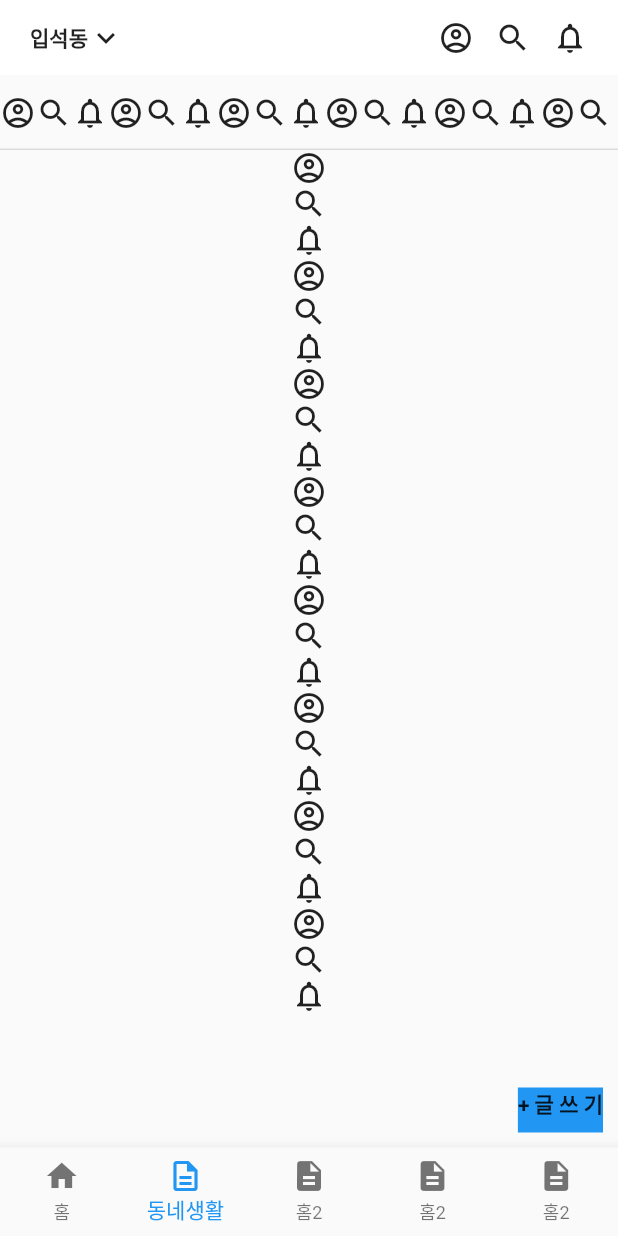
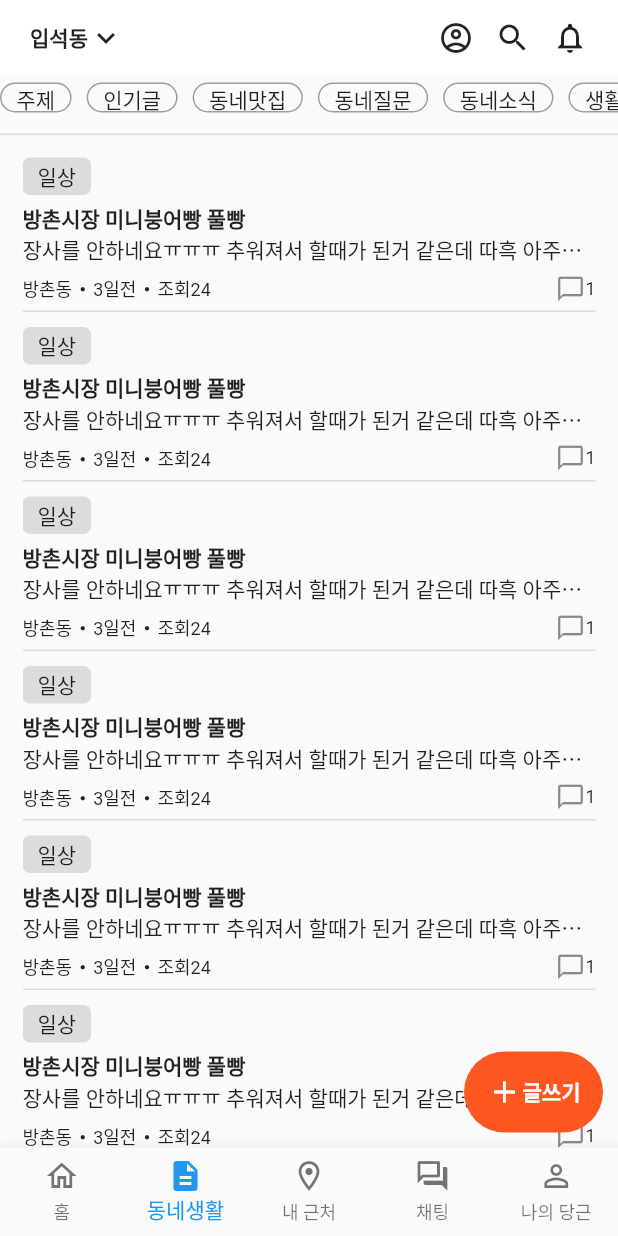
Before and after one commit to byeon-jiyoung/flutter, a Flutter app: the screen it shows after launch, item 2 of the bottom bar chosen, on a phone screen of 412 x 824 dp. Run offline on Flutter 3.47's test engine with Material 2 defaults, Android fonts, the phone set to English and light mode, and no system bars; our stand-ins replace get.

Commit message:
🚀 Feat : 페이지 리스트뷰 생성
리스트뷰 모델링 작업
view 페이지 적용완료

Ref : #5

```diff
--- /dev/null
+++ b/lib/controller/communityCtl.dart
@@ -0,0 +1,60 @@
+import 'package:flutter/material.dart';
+import 'package:flutter/widgets.dart';
+import 'package:flutterportfolio/model/communityModel.dart';
+import 'package:get/get.dart';
+
+class CommunityCtl extends GetxController {
+  static CommunityCtl get to => Get.find();
+
+  static List<communityModel> modelList = [];
+  static List<String> titleList = [
+    '주제',
+    '인기글',
+    '동네맛집',
+    '동네질문',
+    '동네소식',
+    '생활정보',
+    '취미생활',
+    '일상',
+    '분실/실종센터',
+    '동네사건사고',
+    '해주세요',
+    '동네사진전'
+  ];
+
+  static List<IconData> titleIconList = [
+    Icons.menu,
+    Icons.local_fire_department
+  ];
+
+  List<String> subtitleString = ['순서가', '맞도록', '내용을', '넣어', '보자'];
+
+  void createModel(String title, String subtitle) {
+    communityModel tmpModel = communityModel();
+    //tmpModel.detail = subtitle;
+    tmpModel.title = title;
+
+    modelList.add(tmpModel);
+  }
+
+  void createTitle(String title, IconData icon) {
+    communityModel tmpTitle = communityModel();
+    tmpTitle.title = title;
+    tmpTitle.icon = icon;
+
+    modelList.add(tmpTitle);
+  }
+
+  void makeList() {
+    modelList.clear();
+
+    for (int i = 0; i < titleList.length; i++) {
+      createTitle(titleList[i], titleIconList[i]);
+    }
+  }
+}
+
+
+
+// 이런 느낌으로 제작 뒤 위젯에서
+// model[index].title, model[index].subtitle 이런식으로 가져옴
--- a/lib/home/app.dart
+++ b/lib/home/app.dart
@@ -33,50 +33,28 @@ class App extends GetView<NavCtl> {
                     onTap: controller.changeNav,
                     items: const [
                       BottomNavigationBarItem(
-                        icon: Icon(
-                          Icons.home,
-                        ),
-                        activeIcon: Icon(
-                          Icons.home_outlined,
-                        ),
+                        icon: Icon(Icons.home_outlined),
+                        activeIcon: Icon(Icons.home),
                         label: '홈',
                       ),
                       BottomNavigationBarItem(
-                        icon: Icon(
-                          Icons.description,
-                        ),
-                        activeIcon: Icon(
-                          Icons.description_outlined,
-                        ),
+                        icon: Icon(Icons.description_outlined),
+                        activeIcon: Icon(Icons.description),
                         label: '동네생활',
                       ),
                       BottomNavigationBarItem(
-                        icon: Icon(
-                          Icons.description,
-                        ),
-                        activeIcon: Icon(
-                          Icons.description_outlined,
-                        ),
-                        label: '홈2',
+                        icon: Icon(Icons.location_on_outlined),
+                        activeIcon: Icon(Icons.location_on),
+                        label: '내 근처',
                       ),
                       BottomNavigationBarItem(
-                        icon: Icon(
-                          Icons.description,
-                        ),
-                        activeIcon: Icon(
-                          Icons.description_outlined,
-                        ),
-                        label: '홈2',
-                      ),
+                          icon: Icon(Icons.forum_outlined),
+                          activeIcon: Icon(Icons.forum),
+                          label: '채팅'),
                       BottomNavigationBarItem(
-                        icon: Icon(
-                          Icons.description,
-                        ),
-                        activeIcon: Icon(
-                          Icons.description_outlined,
-                        ),
-                        label: '홈2',
-                      ),
+                          icon: Icon(Icons.person_outline),
+                          activeIcon: Icon(Icons.person),
+                          label: '나의 당근'),
                     ]),
               ),
             ],
--- a/lib/home/communityPage.dart
+++ b/lib/home/communityPage.dart
@@ -1,8 +1,12 @@
 import 'package:flutter/material.dart';
 import 'package:flutter/rendering.dart';
+import 'package:flutterportfolio/controller/communityCtl.dart';
+import 'package:flutterportfolio/controller/testCtl.dart';
+import 'package:flutterportfolio/model/communityModel.dart';
+import 'package:get/get.dart';
 
 class CommunityPage extends StatelessWidget {
-  const CommunityPage({Key? key}) : super(key: key);
+  CommunityPage({Key? key}) : super(key: key);
 
   @override
   Widget build(BuildContext context) {
@@ -11,7 +15,7 @@ class CommunityPage extends StatelessWidget {
         child: Stack(
           children: [
             Container(
-              // color: Colors.red,
+              //color: Colors.red,
               child: Column(
                 children: [
                   Container(
@@ -21,7 +25,6 @@ class CommunityPage extends StatelessWidget {
                     child: Row(
                       children: [
                         Container(
-                            // color: Colors.blue,
                           child: const Row(
                             children: [
                               Text(
@@ -33,83 +36,149 @@ class CommunityPage extends StatelessWidget {
                           ),
                         ),
                         // 간격벌리기
-                          const Spacer(),
+                        Spacer(),
                         Container(
-                              // color: Colors.amber,
                           width: 100,
                           child: const Row(
-                                mainAxisAlignment:
-                                    MainAxisAlignment.spaceBetween,
+                            mainAxisAlignment: MainAxisAlignment.spaceBetween,
                             children: [
                               Icon(Icons.account_circle_outlined),
                               Icon(Icons.search),
                               Icon(Icons.notifications_outlined)
                             ],
-                              ))
+                          ),
+                        )
                       ],
-                      )),
+                    ),
+                  ),
                   Container(
-                      height: 50,
-                      child: ListView(
+                    height: 30,
+                    margin: const EdgeInsets.only(bottom: 10),
+                    child: ListView.builder(
                       scrollDirection: Axis.horizontal,
+                      padding: const EdgeInsets.symmetric(vertical: 5),
+                      shrinkWrap: true,
+                      itemCount: CommunityCtl.titleList.length,
+                      itemBuilder: (BuildContext ctx, int idx) {
+                        return Container(
+                          padding: const EdgeInsets.symmetric(horizontal: 10),
+                          margin: const EdgeInsets.only(right: 10),
+                          decoration: BoxDecoration(
+                              border: Border.all(color: Colors.grey),
+                              borderRadius: BorderRadius.circular(40)),
+                          child: Row(
                             children: [
-                          Icon(Icons.account_circle_outlined),
-                          Icon(Icons.search),
-                          Icon(Icons.notifications_outlined),
-                          Icon(Icons.account_circle_outlined),
-                          Icon(Icons.search),
-                          Icon(Icons.notifications_outlined),
-                          Icon(Icons.account_circle_outlined),
-                          Icon(Icons.search),
-                          Icon(Icons.notifications_outlined),
-                          Icon(Icons.account_circle_outlined),
-                          Icon(Icons.search),
-                          Icon(Icons.notifications_outlined),
-                          Icon(Icons.account_circle_outlined),
-                          Icon(Icons.search),
-                          Icon(Icons.notifications_outlined),
-                          Icon(Icons.account_circle_outlined),
-                          Icon(Icons.search),
-                          Icon(Icons.notifications_outlined),
-                          Icon(Icons.account_circle_outlined),
-                          Icon(Icons.search),
-                          Icon(Icons.notifications_outlined),
-                          Icon(Icons.account_circle_outlined),
-                          Icon(Icons.search),
-                          Icon(Icons.notifications_outlined),
+                              //Icon(CommunityCtl.titleIconList[idx]),
+                              Text(CommunityCtl.titleList[idx])
                             ],
-                      )),
-                  Divider(height: 0, thickness: 1),
+                          ),
+                        );
+                      },
+                    ),
+                  ),
+                  const Divider(height: 0, thickness: 1),
                   Expanded(
                     child: Container(
-                      // color: Colors.amber,
-                      child: ListView(
+                      padding: const EdgeInsets.symmetric(horizontal: 15),
+                      child: ListView.builder(
+                        padding: const EdgeInsets.symmetric(vertical: 10),
+                        itemCount: CommunityCtl.titleList.length,
+                        itemBuilder: (BuildContext ctx, int idx) {
+                          return Container(
+                            padding: const EdgeInsets.symmetric(vertical: 5),
+                            child: Column(
                               children: [
-                          Icon(Icons.account_circle_outlined),
-                          Icon(Icons.search),
-                          Icon(Icons.notifications_outlined),
-                          Icon(Icons.account_circle_outlined),
-                          Icon(Icons.search),
-                          Icon(Icons.notifications_outlined),
-                          Icon(Icons.account_circle_outlined),
-                          Icon(Icons.search),
-                          Icon(Icons.notifications_outlined),
-                          Icon(Icons.account_circle_outlined),
-                          Icon(Icons.search),
-                          Icon(Icons.notifications_outlined),
-                          Icon(Icons.account_circle_outlined),
-                          Icon(Icons.search),
-                          Icon(Icons.notifications_outlined),
-                          Icon(Icons.account_circle_outlined),
-                          Icon(Icons.search),
-                          Icon(Icons.notifications_outlined),
-                          Icon(Icons.account_circle_outlined),
-                          Icon(Icons.search),
-                          Icon(Icons.notifications_outlined),
-                          Icon(Icons.account_circle_outlined),
-                          Icon(Icons.search),
-                          Icon(Icons.notifications_outlined),
+                                Container(
+                                  child: Row(
+                                    children: [
+                                      Container(
+                                        padding: const EdgeInsets.symmetric(
+                                            vertical: 2, horizontal: 10),
+                                        decoration: BoxDecoration(
+                                            borderRadius:
+                                                BorderRadius.circular(5),
+                                            color: Colors.black12),
+                                        child: const Text('일상'),
+                                      ),
                                     ],
+                                  ),
+                                ),
+                                Container(
+                                  padding: const EdgeInsets.only(top: 5),
+                                  child: const Row(
+                                    children: [
+                                      Flexible(
+                                        child: Text(
+                                          '방촌시장 미니붕어빵 풀빵',
+                                          overflow: TextOverflow.ellipsis,
+                                          style: TextStyle(
+                                              fontWeight: FontWeight.bold),
+                                        ),
+                                      )
+                                    ],
+                                  ),
+                                ),
+                                Container(
+                                  child: const Row(
+                                    children: [
+                                      Flexible(
+                                        child: Text(
+                                          '장사를 안하네요ㅠㅠㅠ 추워져서 할때가 된거 같은데 따흑 아주머니 아저씨 돌아오셔요',
+                                          overflow: TextOverflow.ellipsis,
+                                        ),
+                                      )
+                                    ],
+                                  ),
+                                ),
+                                Container(
+                                  padding:
+                                      const EdgeInsets.symmetric(vertical: 5),
+                                  child: Row(
+                                    children: [
+                                      Container(
+                                        child: const Row(
+                                          children: [
+                                            Text(
+                                              '방촌동',
+                                              style: TextStyle(fontSize: 12),
+                                            ),
+                                            Text('・'),
+                                            Text(
+                                              '3일전',
+                                              style: TextStyle(fontSize: 12),
+                                            ),
+                                            Text('・'),
+                                            Text(
+                                              '조회24',
+                                              style: TextStyle(fontSize: 12),
+                                            )
+                                          ],
+                                        ),
+                                      ),
+                                      const Spacer(),
+                                      Container(
+                                        child: const Row(
+                                          children: [
+                                            Icon(
+                                              Icons.chat_bubble_outline,
+                                              color: Colors.black45,
+                                              size: 20,
+                                            ),
+                                            Text(
+                                              '1',
+                                              style: TextStyle(fontSize: 12),
+                                            ),
+                                          ],
+                                        ),
+                                      )
+                                    ],
+                                  ),
+                                ),
+                                const Divider(height: 0, thickness: 1)
+                              ],
+                            ),
+                          );
+                        },
                       ),
                     ),
                   )
@@ -124,12 +193,21 @@ class CommunityPage extends StatelessWidget {
                   print('글쓰기');
                 },
                 child: Container(
-                    height: 30,
-                    color: Colors.blue,
-                    child: Text(
-                      '+ 글 쓰 기',
-                      style: TextStyle(fontWeight: FontWeight.bold),
-                    )),
+                  padding: const EdgeInsets.all(15),
+                  decoration: BoxDecoration(
+                      borderRadius: BorderRadius.circular(50),
+                      color: Colors.deepOrange),
+                  child: const Row(
+                    children: [
+                      Icon(Icons.add, color: Colors.white),
+                      Text(
+                        '글쓰기',
+                        style: TextStyle(
+                            color: Colors.white, fontWeight: FontWeight.bold),
+                      )
+                    ],
+                  ),
+                ),
               ),
             )
           ],
--- /dev/null
+++ b/lib/model/communityModel.dart
@@ -0,0 +1,8 @@
+import 'package:flutter/widgets.dart';
+
+class communityModel {
+  String? title;
+  IconData? icon;
+
+  communityModel({this.title, this.icon});
+}
```
Lines whose indentation alone changed are shown as unchanged.
